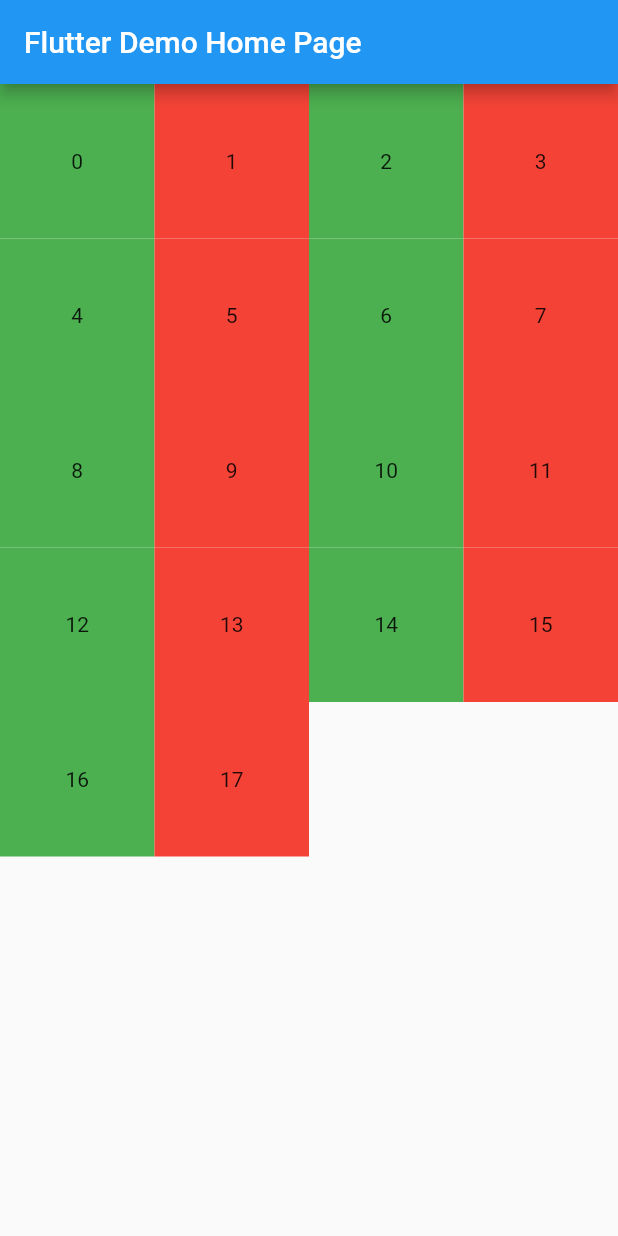
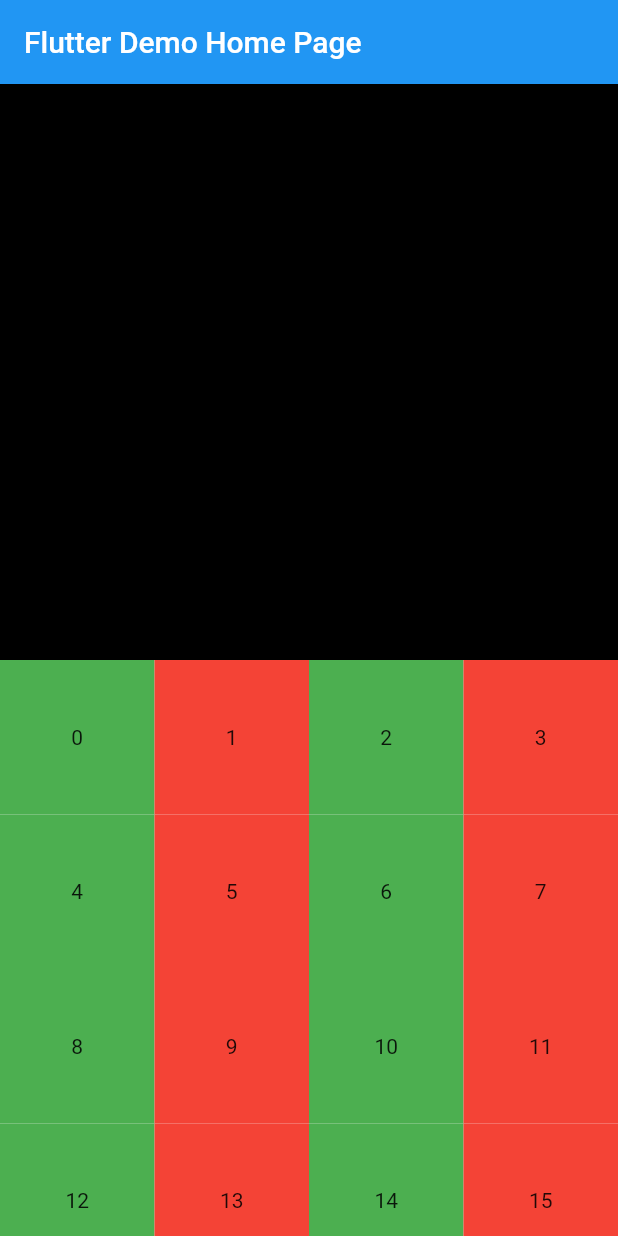
Before and after one commit to dan7sc/flutter-calculator, a Flutter app: the screen it shows after launch, on a phone screen of 412 x 824 dp. Run offline on Flutter 3.47's test engine with Material 2 defaults, Android fonts, the phone set to English and light mode, and no system bars.

Commit message:
Add calculator display

```diff
--- a/lib/main.dart
+++ b/lib/main.dart
@@ -69,6 +69,11 @@ class _MyHomePageState extends State<MyHomePage> {
       body: Column(
         children: [
           Expanded(
+            child: Container(
+              color: Colors.black,
+            ),
+          ),
+          Expanded(
             child: GridView(
               gridDelegate:
               SliverGridDelegateWithFixedCrossAxisCount(crossAxisCount: 4),
```
